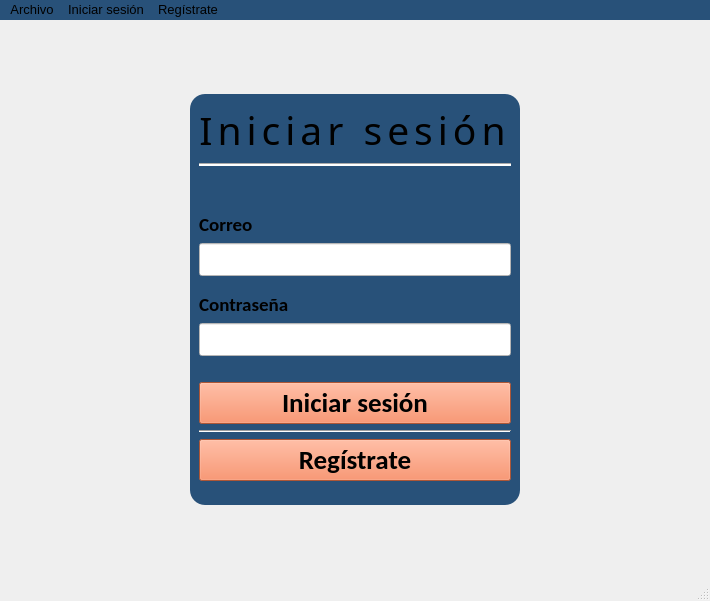
dev10castro/Equipo_04_T02.B01, file Proyecto_TaskHub/view/qt/InicioSesion_Equipo04_V2.ui: the form before one commit.
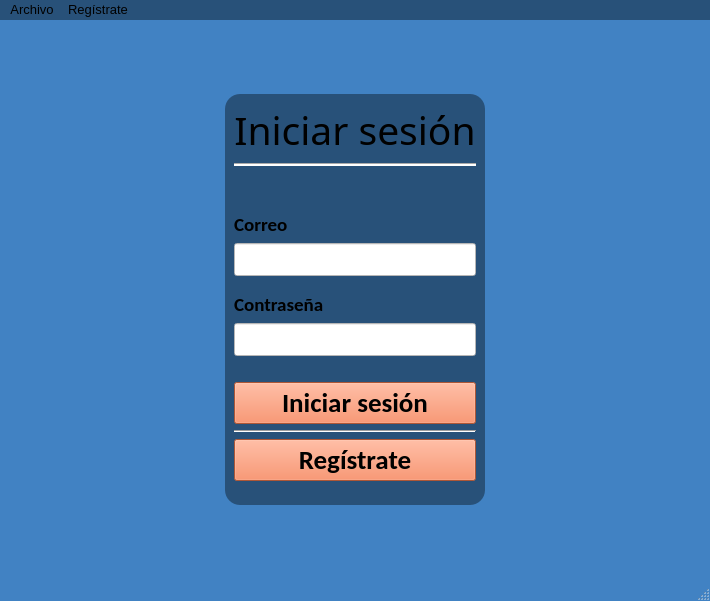
The form after the commit.

Patch:
```diff
--- a/Proyecto_TaskHub/view/qt/InicioSesion_Equipo04_V2.ui
+++ b/Proyecto_TaskHub/view/qt/InicioSesion_Equipo04_V2.ui
@@ -28,9 +28,9 @@
    <bool>false</bool>
   </property>
   <property name="styleSheet">
-   <string notr="true">QWidget#MainWindow{
-        background-color: rgb(65, 130, 195);
-      }</string>
+   <string notr="true">QMainWindow#Inicio_Sesion_Equipo04{
+    background-color: rgb(65, 130, 195);
+}</string>
   </property>
   <widget class="QWidget" name="central_widget">
    <property name="styleSheet">
@@ -96,9 +96,6 @@
              <hintingpreference>PreferDefaultHinting</hintingpreference>
             </font>
            </property>
-           <property name="styleSheet">
-            <string notr="true">letter-spacing:5px;</string>
-           </property>
            <property name="frameShape">
             <enum>QFrame::Shape::NoFrame</enum>
            </property>
@@ -354,7 +351,7 @@
      <x>0</x>
      <y>0</y>
      <width>710</width>
-     <height>20</height>
+     <height>33</height>
     </rect>
    </property>
    <property name="palette">
@@ -485,18 +482,12 @@
     <addaction name="action_acerca_de"/>
     <addaction name="menu_acerca_de"/>
    </widget>
-   <widget class="QMenu" name="menu_iniciar_sesion">
-    <property name="title">
-     <string>Iniciar sesión</string>
-    </property>
-   </widget>
    <widget class="QMenu" name="menu_registrarse">
     <property name="title">
      <string>Regístrate</string>
     </property>
    </widget>
    <addaction name="menu_opciones"/>
-   <addaction name="menu_iniciar_sesion"/>
    <addaction name="menu_registrarse"/>
   </widget>
   <widget class="QStatusBar" name="statusbar"/>
```
Left out of the diff: 4 changed lines with no effect on the pictures.
